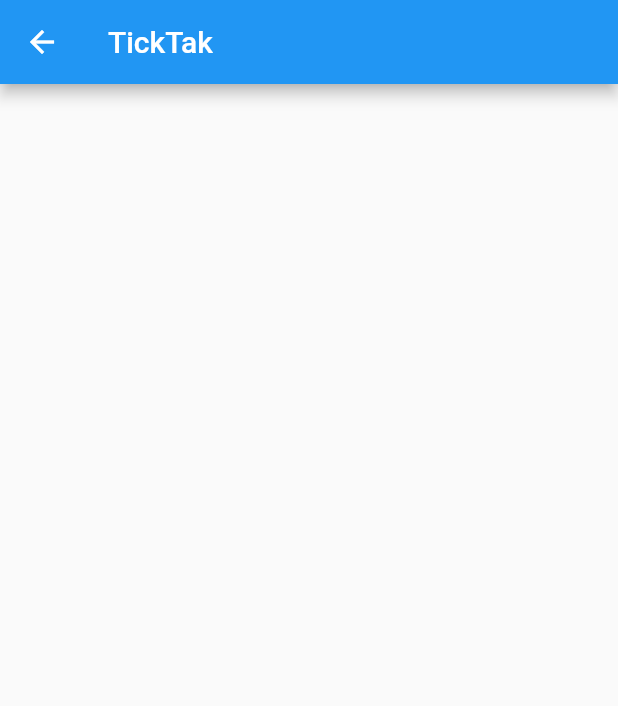
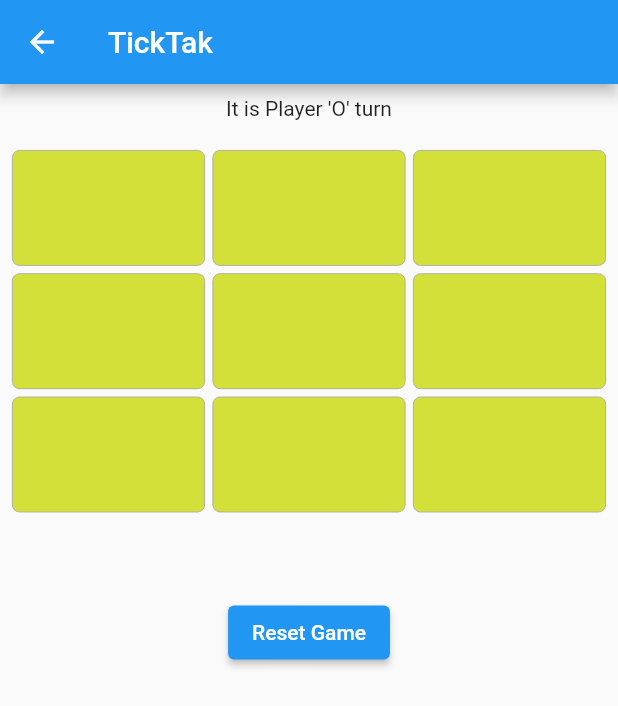
Before and after one commit to Andi7945/Code_SE01, a Flutter app: the TikTak screen opened by its route, on a phone screen of 412 x 824 dp. Shown: the top 706 px of the screen. Run offline on Flutter 3.47's test engine with Material 2 defaults, Android fonts, the light colour scheme and no system bars.

Commit message:
Finished TikTak

```diff
--- a/lib/games/TikTak.dart
+++ b/lib/games/TikTak.dart
@@ -8,12 +8,127 @@ class TikTak extends StatefulWidget {
 }
 
 class _TikTakState extends State<TikTak> {
+
+  List<String> fields = List.generate(9, (index) => " ");
+  bool playerTurn = false;
+  String msg = "";
+
+
   @override
   Widget build(BuildContext context) {
+
     return Scaffold(
-      appBar: AppBar(
-        title: const Text("TickTak"),
-      ),
+        appBar: AppBar(
+          title: const Text("TickTak"),
+        ),
+        body: Padding(
+          padding: const EdgeInsets.all(8.0),
+          child: Column(
+            children: [
+              playerTurn ? const Text("It is Player 'X' turn") : const Text("It is Player 'O' turn"),
+              const SizedBox(height: 20,),
+
+              GridView.count(
+                physics: const NeverScrollableScrollPhysics(),
+                childAspectRatio: (1 / .6),
+                crossAxisSpacing: 5,
+                mainAxisSpacing: 5,
+                shrinkWrap: true,
+                crossAxisCount: 3,
+                children:
+                List<int>.generate(fields.length, (i) => i).map((index) {
+
+                  return GestureDetector(
+                      onTap: (){
+                        if(fields[index] != " "){
+                          setState(() {
+                            msg = "Not allowed to set on the same field";
+                          });
+                          return;
+                        }
+                        setState(() {
+                          msg = "";
+                          print("Index: " + index.toString());
+                          fields[index] = playerTurn ? "X" : "O";
+                          playerTurn = !playerTurn;
+                        });
+
+                        //Columns
+                        if(fields[0] == fields[1] && fields[1] == fields[2] && fields[2] != " ") {
+                          setState(() {
+                            msg = "We have a Winner: " + (!playerTurn ? "X" : "O");
+                          });
+                        }
+                        if(fields[3] == fields[4] && fields[4] == fields[5] && fields[5] != " ") {
+                          setState(() {
+                            msg = "We have a Winner: " + (!playerTurn ? "X" : "O");
+                          });
+                        }
+                        if(fields[6] == fields[7] && fields[7] == fields[8] && fields[8] != " ") {
+                          setState(() {
+                            msg = "We have a Winner: " + (!playerTurn ? "X" : "O");
+                          });
+                        }
+                        //Rows
+                        if(fields[0] == fields[3] && fields[3] == fields[6] && fields[6] != " ") {
+                          setState(() {
+                            msg = "We have a Winner: " + (!playerTurn ? "X" : "O");
+                          });
+                        }
+                        if(fields[1] == fields[4] && fields[4] == fields[7] && fields[7] != " ") {
+                          setState(() {
+                            msg = "We have a Winner: " + (!playerTurn ? "X" : "O");
+                          });
+                        }
+                        if(fields[2] == fields[5] && fields[5] == fields[8] && fields[8] != " ") {
+                          setState(() {
+                            msg = "We have a Winner: " + (!playerTurn ? "X" : "O");
+                          });
+                        }
+                        //Diagonals
+                        if(fields[0] == fields[4] && fields[4] == fields[8] && fields[8] != " ") {
+                          setState(() {
+                            msg = "We have a Winner: " + (!playerTurn ? "X" : "O");
+                          });
+                        }
+                        if(fields[2] == fields[4] && fields[4] == fields[7] && fields[7] != " ") {
+                          setState(() {
+                            msg = "We have a Winner: " + (!playerTurn ? "X" : "O");
+                          });
+                        }
+
+                      },
+                      child: Container(
+                          height: 10,
+                          decoration: BoxDecoration(
+                            color: const Color(0xFFD3E03A),
+                            border: Border.all(
+                                color: Colors.grey,
+                                width: 0.5),
+                            borderRadius:
+                            const BorderRadius.all(
+                                Radius.circular(
+                                    5.0) //
+                            ),
+                          ),
+                          child: Center(child: Text(fields[index]))
+                      )
+                  );
+                }).toList(),
+              ),
+              const SizedBox(height: 20,),
+              Text(msg, style: const TextStyle(color: Colors.red),),
+              const SizedBox(height: 20,),
+              ElevatedButton(onPressed: (){
+                setState(() {
+                  fields = List.generate(9, (index) => " ");
+                  msg = "";
+                });
+
+              }, child: const Text("Reset Game"))
+            ],
+          ),
+        )
     );
   }
 }
```
